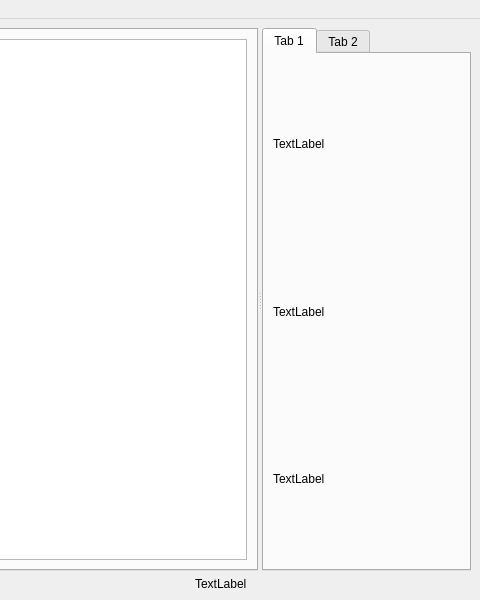
This is app/src/mainwindow.ui in ankraol/TextEditor as Qt 5 draws it before an edit; both pictures show x 320 to 800 and y 0 to 600 of the 800 by 600 pixel window. The edited form follows.
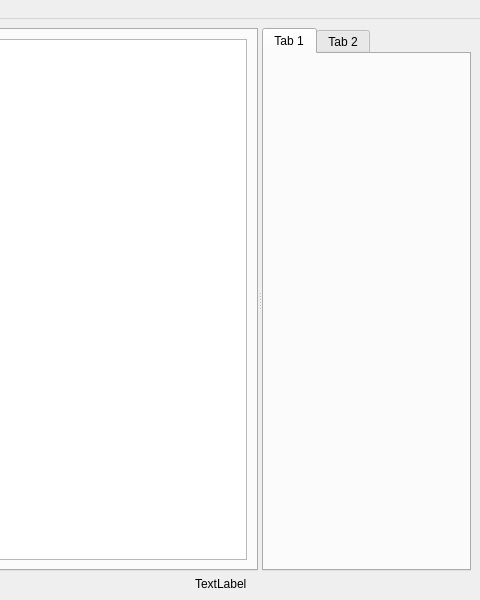
This is the edited form.

Commit message: Nothing changed much

The edit to the form file:
```diff
--- a/app/src/mainwindow.ui
+++ b/app/src/mainwindow.ui
@@ -79,27 +79,6 @@
              <property name="sizeConstraint">
               <enum>QLayout::SetMaximumSize</enum>
              </property>
-             <item>
-              <widget class="QLabel" name="label_2">
-               <property name="text">
-                <string>TextLabel</string>
-               </property>
-              </widget>
-             </item>
-             <item>
-              <widget class="QLabel" name="label_3">
-               <property name="text">
-                <string>TextLabel</string>
-               </property>
-              </widget>
-             </item>
-             <item>
-              <widget class="QLabel" name="label_4">
-               <property name="text">
-                <string>TextLabel</string>
-               </property>
-              </widget>
-             </item>
             </layout>
            </item>
           </layout>
```
The commit also changes 1 other file.
